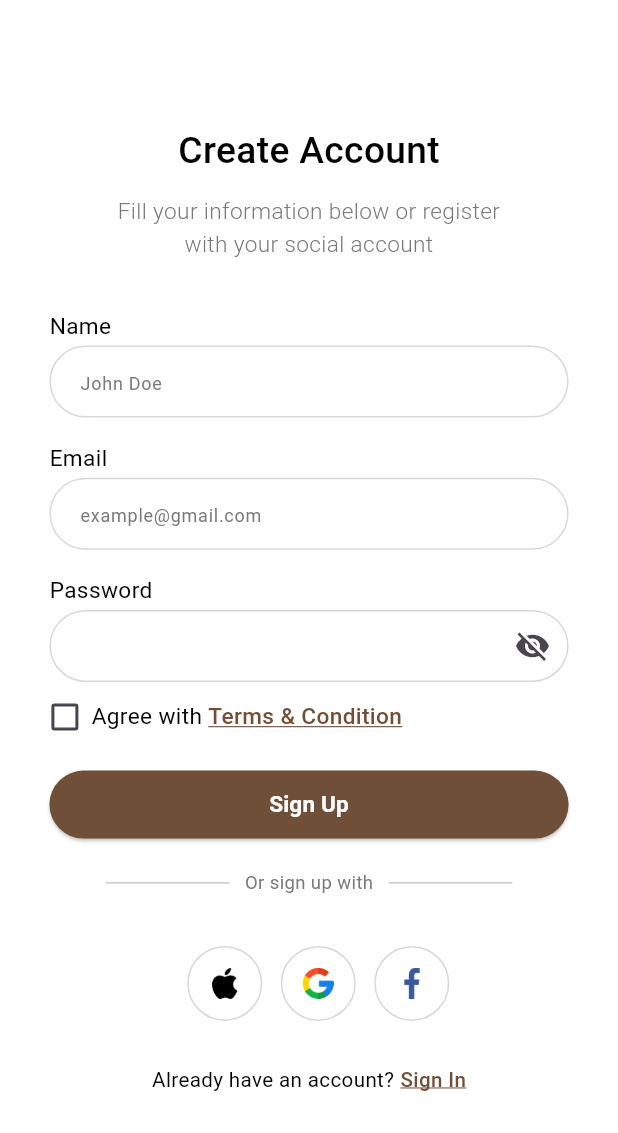
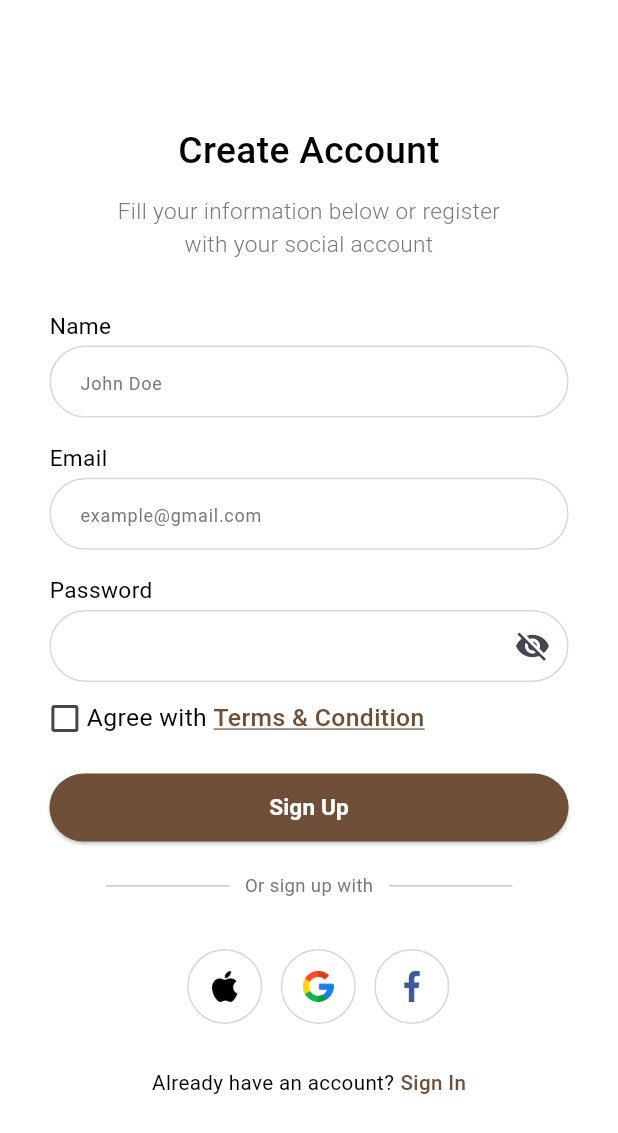
Before and after one commit to Shailesh-Tagadghar/ecommerce, a Flutter app: the screen it shows after launch, on a phone screen of 412 x 824 dp. Shown: the top 1133 px of the screen. Run offline on Flutter 3.47's test engine with Material 3 defaults, Android fonts, the phone set to English and light mode, and no system bars; our stand-ins replace connectivity_plus, firebase_core, flutter_easyloading, get, lottie, sizer; accounts and stored records are empty; project files that could hold a hidden picture were left out.

```diff
--- a/lib/Modules/Auth/sign_up.dart
+++ b/lib/Modules/Auth/sign_up.dart
@@ -1,5 +1,6 @@
 import 'package:ecommerce/Modules/Auth/Widget/custom_button.dart';
 import 'package:ecommerce/Modules/Auth/Widget/custom_field.dart';
+import 'package:ecommerce/Modules/Auth/Widget/custom_rich_text.dart';
 import 'package:ecommerce/Modules/Auth/Widget/custom_text.dart';
 import 'package:ecommerce/Modules/Auth/auth_controller.dart';
 import 'package:ecommerce/Utils/Constants/asset_constant.dart';
@@ -124,7 +125,7 @@ class Signup extends StatelessWidget {
                       children: [
                         Obx(
                           () => SizedBox(
-                            height: 2.2.h,
+                            height: 2.h,
                             width: 5.w,
                             child: Checkbox.adaptive(
                               value: authController.agreeToTerms.value,
@@ -137,37 +138,36 @@ class Signup extends StatelessWidget {
                           ),
                         ),
                         SizedBox(
-                          width: 0.9.h,
+                          width: 1.w,
                         ),
                         const CustomText(
                           text: StringConstants.agree,
                           color: ColorConstants.blackColor,
-                          fontSize: 11,
+                          fontSize: 12,
                           weight: FontWeight.w400,
                         ),
                         // Container(
-                        //     padding: const EdgeInsets.only(
-                        //       bottom: 0.5,
-                        //     ),
-                        //     decoration: const BoxDecoration(
-                        //       border: Border(
-                        //         bottom: BorderSide(
-                        //           color: ColorConstants.rich,
-                        //           width: 1,
-                        //         ),
+                        //   decoration: BoxDecoration(
+                        //     border: Border(
+                        //       bottom: BorderSide(
+                        //         color: ColorConstants.rich,
+                        //         width: 0.15.h,
                         //       ),
                         //     ),
-                        //     child: const CustomText(
-                        //       text: StringConstants.tandc,
-                        //       color: ColorConstants.rich,
-                        //       weight: FontWeight.w400,
-                        //       fontSize: 11,
-                        //     )),
+                        //   ),
+                        //   child: const CustomText(
+                        //     text: StringConstants.tandc,
+                        //     color: ColorConstants.rich,
+                        //     weight: FontWeight.w500,
+                        //     fontSize: 11,
+                        //   ),
+                        // ),
+
                         const CustomText(
                           text: StringConstants.tandc,
                           color: ColorConstants.rich,
-                          fontSize: 11,
                           weight: FontWeight.w500,
+                          fontSize: 12,
                           decoration: TextDecoration.underline,
                         ),
                       ],
@@ -301,7 +301,6 @@ class Signup extends StatelessWidget {
                           color: ColorConstants.rich,
                           fontSize: 10,
                           weight: FontWeight.w500,
-                          decoration: TextDecoration.underline,
                         ),
                       ],
                     ),
```
Also changed, not shown: lib/Modules/Auth/Widget/custom_rich_text.dart (+80 -2 lines).
